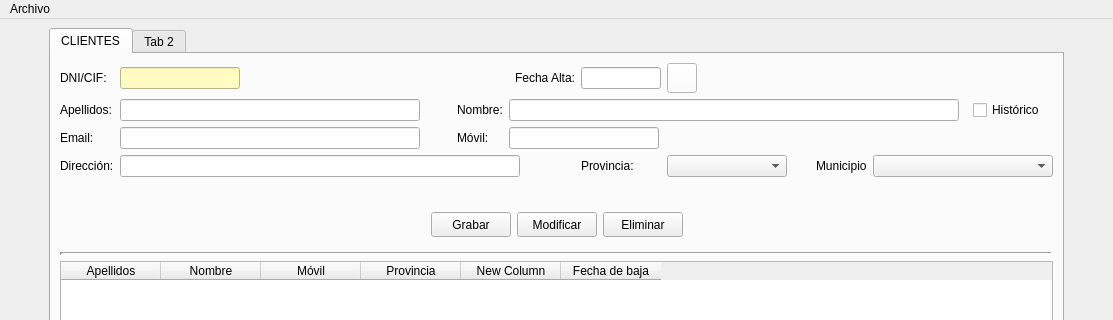
Old version of the form templates/venPrincipal.ui in the repository DavBaquero/Proyecto-DI; both pictures show x 0 to 1113 and y 0 to 320 of the 1113 by 820 pixel window.
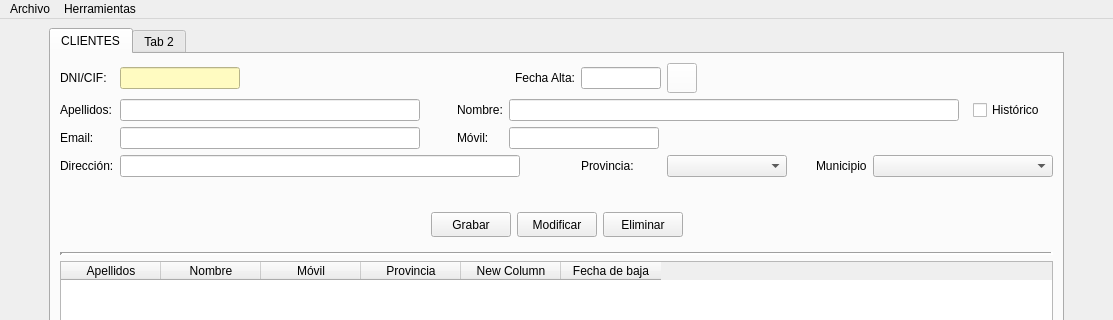
New version of the form. Icons and pictures are not drawn.

```diff
--- a/templates/venPrincipal.ui
+++ b/templates/venPrincipal.ui
@@ -654,7 +654,15 @@
     </property>
     <addaction name="actionSalir"/>
    </widget>
+   <widget class="QMenu" name="menuHerramientas">
+    <property name="title">
+     <string>Herramientas</string>
+    </property>
+    <addaction name="actionCrear_Backup"/>
+    <addaction name="actionRestaurar_Backup"/>
+   </widget>
    <addaction name="menuArchivo"/>
+   <addaction name="menuHerramientas"/>
   </widget>
   <widget class="QStatusBar" name="statusbar"/>
   <action name="actionSalir">
```
Left out of the diff: 12 changed lines with no effect on the pictures.
